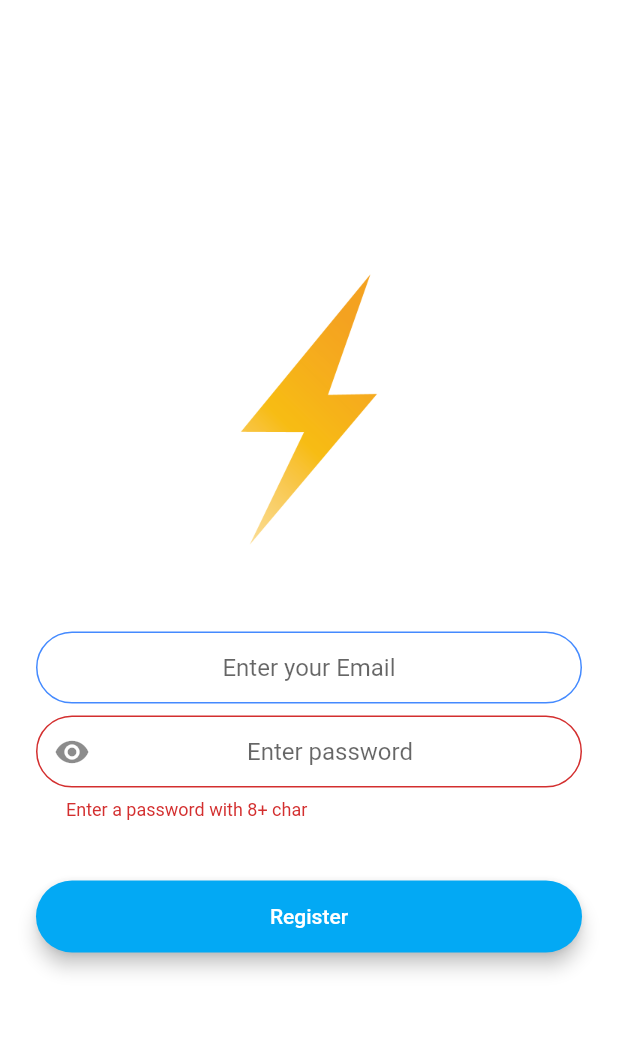
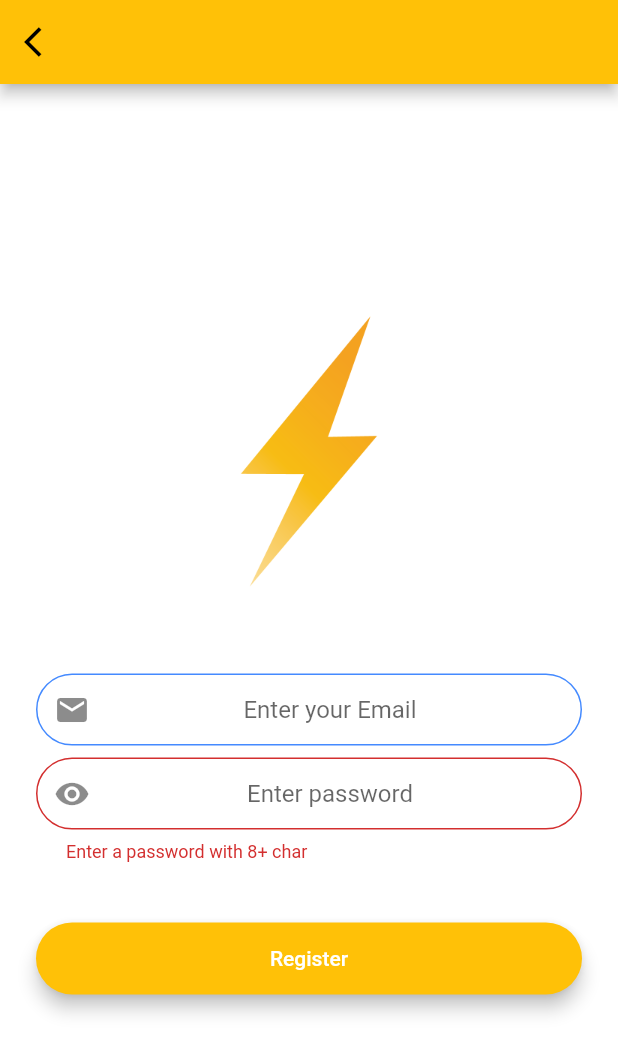
Before and after one commit to SanjayThakurathi1/Groupchat, a Flutter app: the RegistrationScreen screen opened by its route, on a phone screen of 412 x 824 dp. Shown: the top 1053 px of the screen. Run offline on Flutter 3.47's test engine with Material 2 defaults, Android fonts, the phone set to English and light mode, and no system bars; our stand-ins replace animated_text_kit, cloud_firestore, connectivity, firebase_auth, modal_progress_hud; accounts and stored records are empty.

Commit message:
some feature added

```diff
--- a/lib/screens/chat_screen.dart
+++ b/lib/screens/chat_screen.dart
@@ -146,7 +146,7 @@ class _ChatScreenState extends State<ChatScreen> {
                             ? loggedin.phoneNumber
                             : loggedin.email
   */
-                        "sender": loggedin.email,
+                        "sender": loggedin.email ?? "Unknown User",
                       });
                     },
                     child: Text(
--- a/lib/screens/registration_screen.dart
+++ b/lib/screens/registration_screen.dart
@@ -29,6 +29,16 @@ class _RegistrationScreenState extends State<RegistrationScreen> {
   @override
   Widget build(BuildContext context) {
     return Scaffold(
+      appBar: AppBar(
+        backgroundColor: Colors.amber,
+        leading: IconButton(
+          onPressed: () => Navigator.pop(context),
+          icon: Icon(
+            Icons.arrow_back_ios,
+            color: Colors.black,
+          ),
+        ),
+      ),
       backgroundColor: Colors.white,
       body: ModalProgressHUD(
         inAsyncCall: showindicator,
@@ -61,8 +71,8 @@ class _RegistrationScreenState extends State<RegistrationScreen> {
                       email = value;
                     },
                     decoration: kTextfieldDecoration.copyWith(
-                      hintText: "Enter your Email",
-                    )),
+                        hintText: "Enter your Email",
+                        prefixIcon: Icon(Icons.email))),
               ),
               SizedBox(
                 height: 8.0,
@@ -92,7 +102,7 @@ class _RegistrationScreenState extends State<RegistrationScreen> {
                     "Register",
                     style: TextStyle(color: Colors.white),
                   ),
-                  color: Colors.lightBlue,
+                  color: Colors.amber,
                   onpressed: () async {
                     try {
                       setState(() {
@@ -104,6 +114,7 @@ class _RegistrationScreenState extends State<RegistrationScreen> {
                       if (result != null) {
                         Navigator.pushNamed(context, ChatScreen.id);
                       }
+
                       setState(() {
                         showindicator = false;
                       });
```
Also changed, not shown: lib/screens/login_screen.dart (+32 -3 lines).
